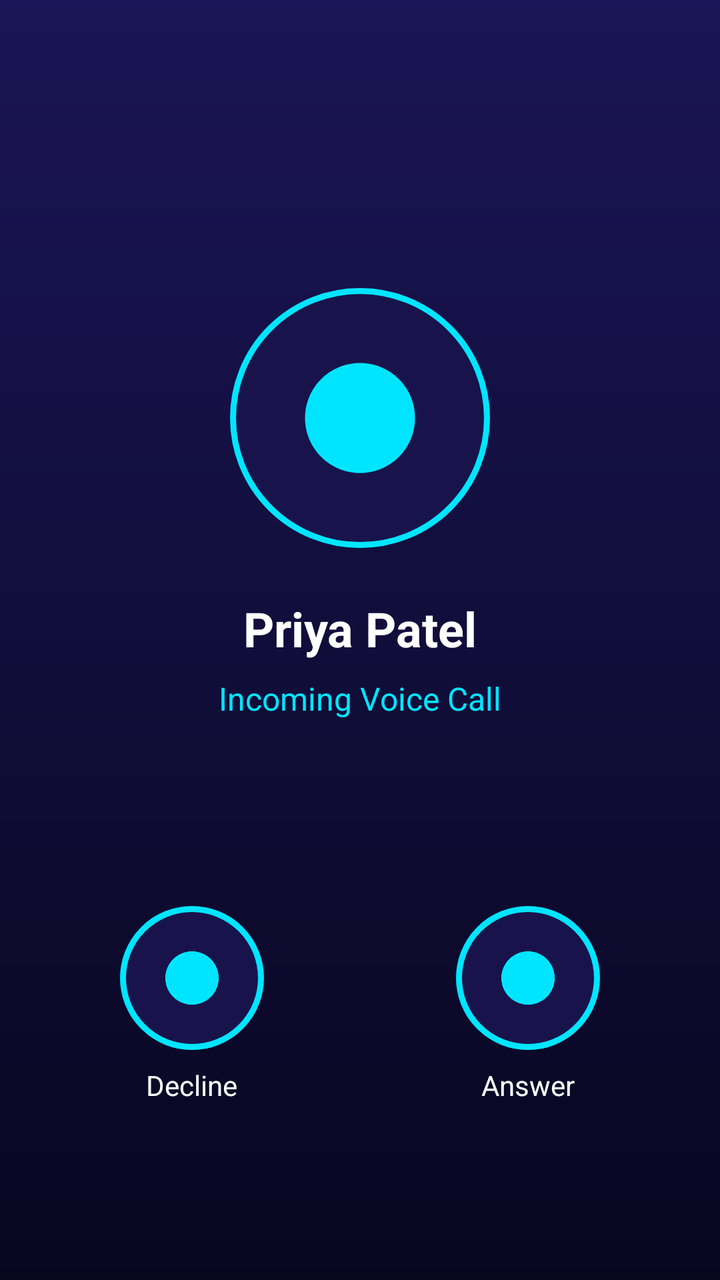
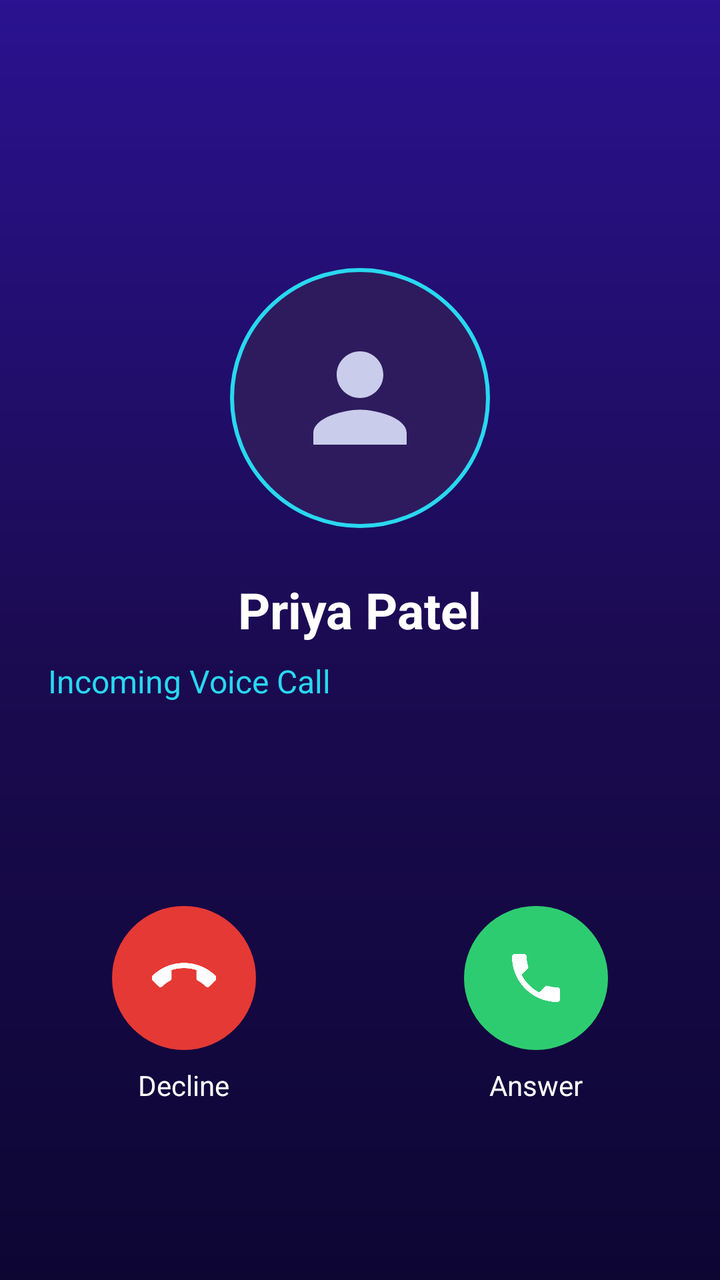

Screens rendered from an Android XML layout before and after an edit, with the pre-edit source and the edit as a unified diff.
<!-- AndroidManifest.xml: application theme Theme.WPRD -->
<!-- res/layout/activity_incoming_call.xml -->
<?xml version="1.0" encoding="utf-8"?>
<androidx.constraintlayout.widget.ConstraintLayout xmlns:android="http://schemas.android.com/apk/res/android"
    xmlns:app="http://schemas.android.com/apk/res-auto"
    android:layout_width="match_parent"
    android:layout_height="match_parent"
    android:background="@drawable/bg_dark_gradient"
    android:padding="24dp">

    <ImageView
        android:id="@+id/ivIncomingAvatar"
        android:layout_width="130dp"
        android:layout_height="130dp"
        android:layout_marginTop="120dp"
        android:background="@drawable/bg_circle_cyan_glow"
        android:padding="32dp"
        android:src="@drawable/ic_call"
        app:layout_constraintEnd_toEndOf="parent"
        app:layout_constraintStart_toStartOf="parent"
        app:layout_constraintTop_toTopOf="parent" />

    <TextView
        android:id="@+id/tvIncomingName"
        android:layout_width="wrap_content"
        android:layout_height="wrap_content"
        android:layout_marginTop="24dp"
        android:text="Priya Patel"
        android:textColor="@color/text_white"
        android:textSize="24sp"
        android:textStyle="bold"
        app:layout_constraintEnd_toEndOf="parent"
        app:layout_constraintStart_toStartOf="parent"
        app:layout_constraintTop_toBottomOf="@+id/ivIncomingAvatar" />

    <TextView
        android:id="@+id/tvIncomingStatus"
        android:layout_width="wrap_content"
        android:layout_height="wrap_content"
        android:layout_marginTop="8dp"
        android:text="Incoming Voice Call"
        android:textColor="@color/cyan_neon"
        android:textSize="16sp"
        app:layout_constraintEnd_toEndOf="parent"
        app:layout_constraintStart_toStartOf="parent"
        app:layout_constraintTop_toBottomOf="@+id/tvIncomingName" />

    
    <LinearLayout
        android:layout_width="match_parent"
        android:layout_height="wrap_content"
        android:layout_marginBottom="64dp"
        android:gravity="center"
        android:orientation="horizontal"
        app:layout_constraintBottom_toBottomOf="parent">

        
        <LinearLayout
            android:layout_width="wrap_content"
            android:layout_height="wrap_content"
            android:layout_marginEnd="48dp"
            android:gravity="center"
            android:orientation="vertical">
            <ImageView
                android:id="@+id/btnDeclineCall"
                android:layout_width="72dp"
                android:layout_height="72dp"
                android:background="@drawable/bg_circle_cyan_glow"
                android:padding="20dp"
                android:src="@drawable/ic_end_call" />
            <TextView
                android:layout_width="wrap_content"
                android:layout_height="wrap_content"
                android:layout_marginTop="8dp"
                android:text="Decline"
                android:textColor="@color/text_white"
                android:textSize="14sp" />
        </LinearLayout>

        
        <LinearLayout
            android:layout_width="wrap_content"
            android:layout_height="wrap_content"
            android:layout_marginStart="48dp"
            android:gravity="center"
            android:orientation="vertical">
            <ImageView
                android:id="@+id/btnAnswerCall"
                android:layout_width="72dp"
                android:layout_height="72dp"
                android:background="@drawable/bg_circle_cyan_glow"
                android:padding="20dp"
                android:src="@drawable/ic_call" />
            <TextView
                android:layout_width="wrap_content"
                android:layout_height="wrap_content"
                android:layout_marginTop="8dp"
                android:text="Answer"
                android:textColor="@color/text_white"
                android:textSize="14sp" />
        </LinearLayout>

    </LinearLayout>

</androidx.constraintlayout.widget.ConstraintLayout>
<!-- resources referenced by this layout -->
<resources>
  <color name="cyan_neon">#00E5FF</color>
  <color name="text_white">#FFFFFF</color>
  <!-- drawable bg_circle_cyan_glow (drawable) -->
  <?xml version="1.0" encoding="utf-8"?>
  <shape xmlns:android="http://schemas.android.com/apk/res/android"
      android:shape="oval">
      <solid android:color="#18144B" />
      <stroke android:width="3dp" android:color="@color/cyan_neon" />
  </shape>
  <!-- drawable bg_dark_gradient (drawable) -->
  <?xml version="1.0" encoding="utf-8"?>
  <shape xmlns:android="http://schemas.android.com/apk/res/android">
      <gradient
          android:angle="270"
          android:endColor="#08061F"
          android:startColor="#1A1556"
          android:type="linear" />
  </shape>
  <!-- drawable ic_call (drawable) -->
  <?xml version="1.0" encoding="utf-8"?>
  <vector xmlns:android="http://schemas.android.com/apk/res/android"
      android:width="24dp"
      android:height="24dp"
      android:viewportWidth="24"
      android:viewportHeight="24">
      <path
          android:fillColor="#00E5FF"
          android:pathData="M12,2C6.48,2 2,6.48 2,12s4.48,10 10,10 10,-4.48 10,-10S17.52,2 12,2z" />
  </vector>
  <!-- drawable ic_end_call (drawable) -->
  <?xml version="1.0" encoding="utf-8"?>
  <vector xmlns:android="http://schemas.android.com/apk/res/android"
      android:width="24dp"
      android:height="24dp"
      android:viewportWidth="24"
      android:viewportHeight="24">
      <path
          android:fillColor="#00E5FF"
          android:pathData="M12,2C6.48,2 2,6.48 2,12s4.48,10 10,10 10,-4.48 10,-10S17.52,2 12,2z" />
  </vector>
  <style name="Theme.WPRD" parent="Theme.MaterialComponents.DayNight.NoActionBar">
          <item name="colorPrimary">@color/cyan_neon</item>
          <item name="colorPrimaryVariant">@color/navy_primary</item>
          <item name="colorOnPrimary">@color/navy_dark</item>
          <item name="android:statusBarColor">@color/navy_dark</item>
          <item name="android:navigationBarColor">@color/navy_dark</item>
          <item name="android:windowBackground">@color/navy_dark</item>
      </style>
  <color name="navy_primary">#0F0C38</color>
  <color name="navy_dark">#08061F</color>
</resources>

<!-- the commit's change to res/layout/activity_incoming_call.xml (unified diff, before → after) -->
@@ -10,10 +10,11 @@
         android:id="@+id/ivIncomingAvatar"
         android:layout_width="130dp"
         android:layout_height="130dp"
-        android:layout_marginTop="120dp"
+        android:layout_marginTop="110dp"
         android:background="@drawable/bg_circle_cyan_glow"
-        android:padding="32dp"
-        android:src="@drawable/ic_call"
+        android:padding="30dp"
+        android:src="@drawable/ic_person_light"
+        android:contentDescription="Caller"
         app:layout_constraintEnd_toEndOf="parent"
         app:layout_constraintStart_toStartOf="parent"
         app:layout_constraintTop_toTopOf="parent" />
@@ -25,7 +26,7 @@
         android:layout_marginTop="24dp"
         android:text="Priya Patel"
         android:textColor="@color/text_white"
-        android:textSize="24sp"
+        android:textSize="25sp"
         android:textStyle="bold"
         app:layout_constraintEnd_toEndOf="parent"
         app:layout_constraintStart_toStartOf="parent"
@@ -39,8 +40,8 @@
         android:text="Incoming Voice Call"
         android:textColor="@color/cyan_neon"
         android:textSize="16sp"
-        app:layout_constraintEnd_toEndOf="parent"
-        app:layout_constraintStart_toStartOf="parent"
+        app:layout_constraintEndToEndOf="parent"
+        app:layout_constraintStartToStartOf="parent"
         app:layout_constraintTop_toBottomOf="@+id/tvIncomingName" />
 
     
@@ -56,16 +57,17 @@
         <LinearLayout
             android:layout_width="wrap_content"
             android:layout_height="wrap_content"
-            android:layout_marginEnd="48dp"
+            android:layout_marginEnd="52dp"
             android:gravity="center"
             android:orientation="vertical">
             <ImageView
                 android:id="@+id/btnDeclineCall"
                 android:layout_width="72dp"
                 android:layout_height="72dp"
-                android:background="@drawable/bg_circle_cyan_glow"
+                android:background="@drawable/bg_circle_red"
                 android:padding="20dp"
-                android:src="@drawable/ic_end_call" />
+                android:src="@drawable/ic_end_call"
+                android:contentDescription="Decline" />
             <TextView
                 android:layout_width="wrap_content"
                 android:layout_height="wrap_content"
@@ -79,17 +81,19 @@
         <LinearLayout
             android:layout_width="wrap_content"
             android:layout_height="wrap_content"
-            android:layout_marginStart="48dp"
+            android:layout_marginStart="52dp"
             android:gravity="center"
             android:orientation="vertical">
             <ImageView
                 android:id="@+id/btnAnswerCall"
                 android:layout_width="72dp"
                 android:layout_height="72dp"
-                android:background="@drawable/bg_circle_cyan_glow"
+                android:background="@drawable/bg_circle_green"
                 android:padding="20dp"
-                android:src="@drawable/ic_call" />
+                android:src="@drawable/ic_call_white"
+                android:contentDescription="Answer" />
             <TextView
+                android:id="@+id/tvAnswerLabel"
                 android:layout_width="wrap_content"
                 android:layout_height="wrap_content"
                 android:layout_marginTop="8dp"
<!-- resource entries referenced after the edit -->
@@ -1,44 +1,50 @@
 <!-- resources referenced by this layout -->
 <resources>
-  <color name="cyan_neon">#00E5FF</color>
+  <color name="cyan_neon">#29D8F0</color>
   <color name="text_white">#FFFFFF</color>
   <!-- drawable bg_circle_cyan_glow (drawable) -->
   <?xml version="1.0" encoding="utf-8"?>
-  <shape xmlns:android="http://schemas.android.com/apk/res/android"
-      android:shape="oval">
-      <solid android:color="#18144B" />
-      <stroke android:width="3dp" android:color="@color/cyan_neon" />
+  <shape xmlns:android="http://schemas.android.com/apk/res/android" android:shape="oval">
+      <solid android:color="#2E1B5E" />
+      <stroke android:width="2dp" android:color="#29D8F0" />
+  </shape>
+  <!-- drawable bg_circle_green (drawable) -->
+  <?xml version="1.0" encoding="utf-8"?>
+  <shape xmlns:android="http://schemas.android.com/apk/res/android" android:shape="oval">
+      <solid android:color="#2ECC71" />
+  </shape>
+  <!-- drawable bg_circle_red (drawable) -->
+  <?xml version="1.0" encoding="utf-8"?>
+  <shape xmlns:android="http://schemas.android.com/apk/res/android" android:shape="oval">
+      <solid android:color="#E53935" />
   </shape>
   <!-- drawable bg_dark_gradient (drawable) -->
   <?xml version="1.0" encoding="utf-8"?>
   <shape xmlns:android="http://schemas.android.com/apk/res/android">
-      <gradient
-          android:angle="270"
-          android:endColor="#08061F"
-          android:startColor="#1A1556"
-          android:type="linear" />
+      <gradient android:angle="270" android:startColor="#2A1290" android:centerColor="#1B0B52" android:endColor="#0D0633" android:type="linear" />
   </shape>
-  <!-- drawable ic_call (drawable) -->
+  <!-- drawable ic_call_white (drawable) -->
   <?xml version="1.0" encoding="utf-8"?>
   <vector xmlns:android="http://schemas.android.com/apk/res/android"
-      android:width="24dp"
-      android:height="24dp"
-      android:viewportWidth="24"
-      android:viewportHeight="24">
-      <path
-          android:fillColor="#00E5FF"
-          android:pathData="M12,2C6.48,2 2,6.48 2,12s4.48,10 10,10 10,-4.48 10,-10S17.52,2 12,2z" />
+      android:width="24dp" android:height="24dp"
+      android:viewportWidth="24" android:viewportHeight="24">
+      <path android:fillColor="#FFFFFF" android:pathData="M6.62,10.79C8.06,13.62 10.38,15.94 13.21,17.38L15.41,15.18C15.69,14.9 16.08,14.82 16.43,14.93C17.55,15.3 18.75,15.5 20,15.5C20.55,15.5 21,15.95 21,16.5V20C21,20.55 20.55,21 20,21C10.61,21 3,13.39 3,4C3,3.45 3.45,3 4,3H7.5C8.05,3 8.5,3.45 8.5,4C8.5,5.25 8.7,6.45 9.07,7.57C9.18,7.92 9.1,8.31 8.82,8.59L6.62,10.79Z"/>
   </vector>
   <!-- drawable ic_end_call (drawable) -->
   <?xml version="1.0" encoding="utf-8"?>
   <vector xmlns:android="http://schemas.android.com/apk/res/android"
-      android:width="24dp"
-      android:height="24dp"
-      android:viewportWidth="24"
-      android:viewportHeight="24">
-      <path
-          android:fillColor="#00E5FF"
-          android:pathData="M12,2C6.48,2 2,6.48 2,12s4.48,10 10,10 10,-4.48 10,-10S17.52,2 12,2z" />
+      android:width="24dp" android:height="24dp"
+      android:viewportWidth="24" android:viewportHeight="24">
+      <group android:pivotX="12" android:pivotY="12" android:rotation="135">
+          <path android:fillColor="#FFFFFF" android:pathData="M6.62,10.79C8.06,13.62 10.38,15.94 13.21,17.38L15.41,15.18C15.69,14.9 16.08,14.82 16.43,14.93C17.55,15.3 18.75,15.5 20,15.5C20.55,15.5 21,15.95 21,16.5V20C21,20.55 20.55,21 20,21C10.61,21 3,13.39 3,4C3,3.45 3.45,3 4,3H7.5C8.05,3 8.5,3.45 8.5,4C8.5,5.25 8.7,6.45 9.07,7.57C9.18,7.92 9.1,8.31 8.82,8.59L6.62,10.79Z"/>
+      </group>
+  </vector>
+  <!-- drawable ic_person_light (drawable) -->
+  <?xml version="1.0" encoding="utf-8"?>
+  <vector xmlns:android="http://schemas.android.com/apk/res/android"
+      android:width="24dp" android:height="24dp"
+      android:viewportWidth="24" android:viewportHeight="24">
+      <path android:fillColor="#C9CCEA" android:pathData="M12,12C14.21,12 16,10.21 16,8C16,5.79 14.21,4 12,4C9.79,4 8,5.79 8,8C8,10.21 9.79,12 12,12ZM12,14C9.33,14 4,15.34 4,18V20H20V18C20,15.34 14.67,14 12,14Z"/>
   </vector>
   <style name="Theme.WPRD" parent="Theme.MaterialComponents.DayNight.NoActionBar">
           <item name="colorPrimary">@color/cyan_neon</item>
@@ -48,7 +54,7 @@
           <item name="android:navigationBarColor">@color/navy_dark</item>
           <item name="android:windowBackground">@color/navy_dark</item>
       </style>
-  <color name="navy_primary">#0F0C38</color>
-  <color name="navy_dark">#08061F</color>
+  <color name="navy_primary">#1B0B52</color>
+  <color name="navy_dark">#0D0633</color>
 </resources>
 
